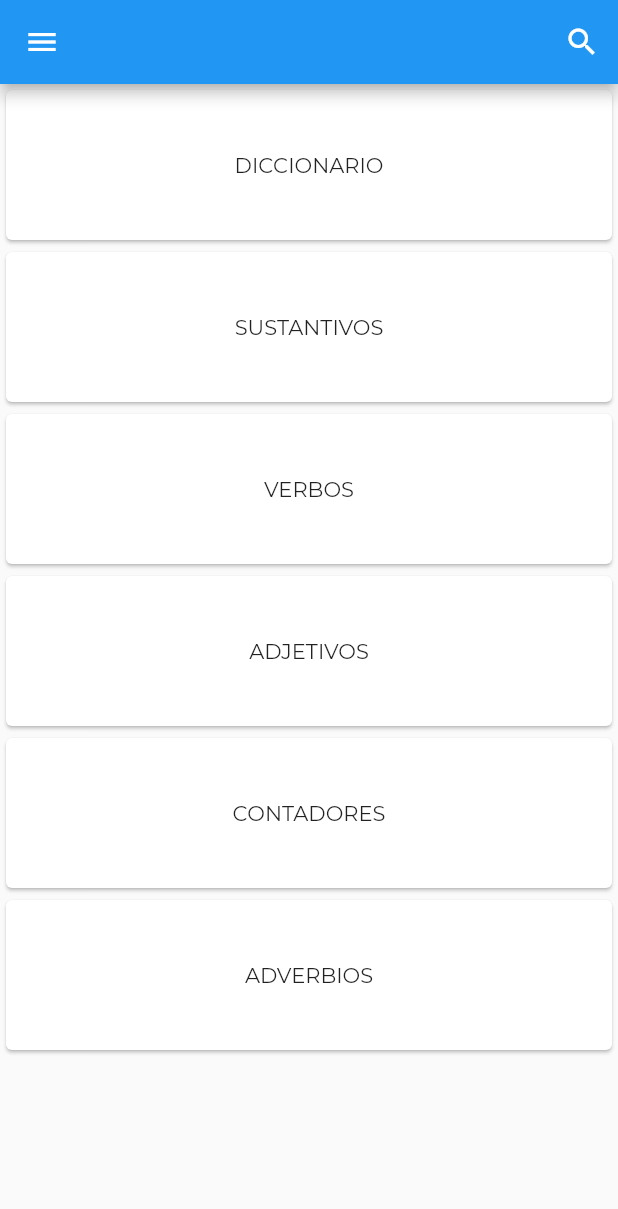
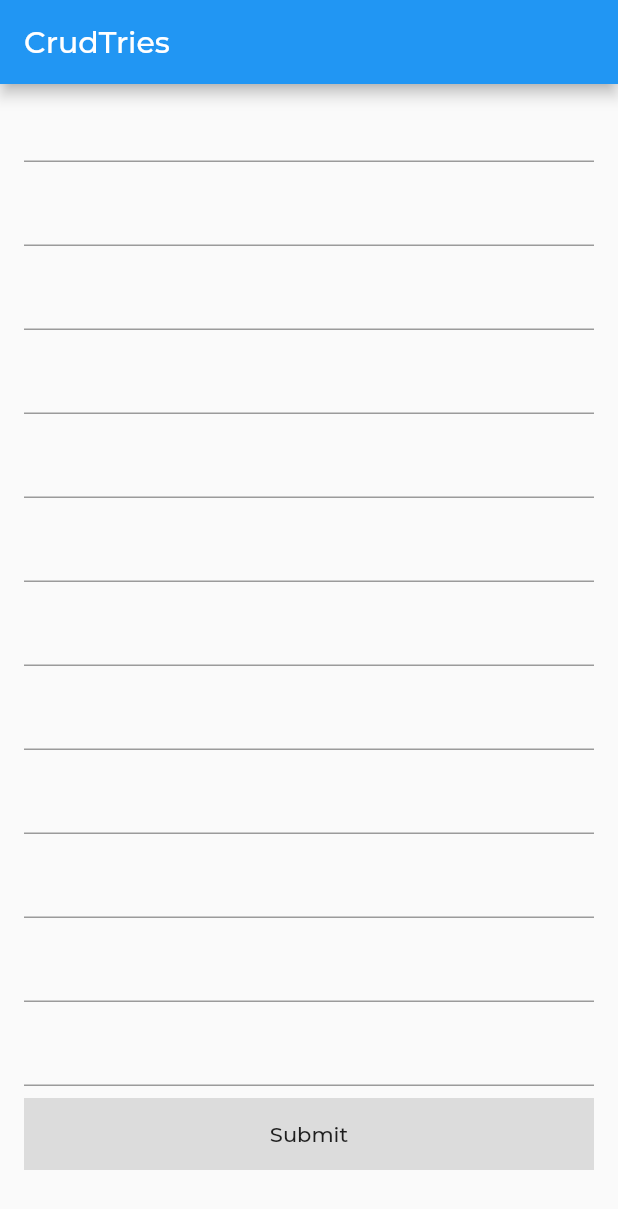
Before and after one commit to Waffulz/SakuraDictionary, a Flutter app: the screen it shows after launch, on a phone screen of 412 x 824 dp. Shown: the top 1209 px of the screen. Run offline on Flutter 3.47's test engine with Material 2 defaults, Android fonts, the phone set to English and light mode, and no system bars; drawn by our look-alikes of firebase_database.

```diff
--- a/sakura_jisho/lib/main.dart
+++ b/sakura_jisho/lib/main.dart
@@ -1,4 +1,6 @@
+
 import 'package:flutter/material.dart';
+import 'package:sakura_jisho/models/firestore.dart';
 import 'package:sakura_jisho/user_interface/dictionary_section/dictionary_screen.dart';
 import 'package:sakura_jisho/user_interface/logo/sakura_logo.dart';
 import 'package:sakura_jisho/user_interface/sections/filter_section.dart';
@@ -14,7 +16,7 @@ class SakuraApp extends StatelessWidget {
   Widget build(BuildContext context) {
     return new MaterialApp(
       title: 'Sakura',
-      home: new FilterSection(),
+      home: new CrudTries(),
       theme: ThemeData(
         fontFamily: 'Montserrat',
       ),
--- /dev/null
+++ b/sakura_jisho/lib/models/firestore.dart
@@ -0,0 +1,179 @@
+import 'package:firebase_database/firebase_database.dart';
+import 'package:firebase_database/ui/firebase_animated_list.dart';
+import 'package:flutter/material.dart';
+
+class Word {
+  String key;
+  String title;
+  String subtitle;
+
+  Word(this.title, this.subtitle);
+
+  Word.fromSnapshot(DataSnapshot snapshot)
+      : key = snapshot.key,
+        title = snapshot.value["title"],
+        subtitle = snapshot.value["subtitle"];
+
+  toJson() {
+    return {"title": title, "subtitle": subtitle};
+  }
+}
+
+class CrudTries extends StatefulWidget {
+  @override
+  _CrudTriesState createState() => _CrudTriesState();
+}
+
+class _CrudTriesState extends State<CrudTries> {
+  List<Word> words = List();
+  Word word;
+  final FirebaseDatabase database = FirebaseDatabase.instance;
+  final GlobalKey<FormState> formKey = GlobalKey<FormState>();
+  DatabaseReference databaseReference;
+
+  @override
+  void initState() {
+    super.initState();
+    word = new Word("", "");
+    databaseReference = database.reference().child("crud_tries");
+    databaseReference.onChildAdded.listen(_onEntryAdded);
+  }
+
+  @override
+  Widget build(BuildContext context) {
+    return Scaffold(
+      appBar: AppBar(
+        title: Text('CrudTries'),
+      ),
+      body: Column(
+        children: <Widget>[
+          Flexible(
+            flex: 0,
+            child: Form(
+              key: formKey,
+              child: Flex(
+                direction: Axis.vertical,
+                children: <Widget>[
+                  ListTile(
+                    title: TextFormField(
+                      onSaved: (val) => word.title = val,
+                      validator: (val) => val == "" ? val : null,
+                    ),
+                  ),
+                  ListTile(
+                    title: TextFormField(
+                      onSaved: (val) => word.subtitle = val,
+                      validator: (val) => val == "" ? val : null,
+                    ),
+                  ),
+                  ListTile(
+                    title: TextFormField(
+                      onSaved: (val) => word.subtitle = val,
+                      validator: (val) => val == "" ? val : null,
+                    ),
+                  ),
+                  ListTile(
+                    title: TextFormField(
+                      onSaved: (val) => word.subtitle = val,
+                      validator: (val) => val == "" ? val : null,
+                    ),
+                  ),
+                  ListTile(
+                    title: TextFormField(
+                      onSaved: (val) => word.subtitle = val,
+                      validator: (val) => val == "" ? val : null,
+                    ),
+                  ),
+                  ListTile(
+                    title: TextFormField(
+                      onSaved: (val) => word.subtitle = val,
+                      validator: (val) => val == "" ? val : null,
+                    ),
+                  ),
+                  ListTile(
+                    title: TextFormField(
+                      onSaved: (val) => word.subtitle = val,
+                      validator: (val) => val == "" ? val : null,
+                    ),
+                  ),
+                  ListTile(
+                    title: TextFormField(
+                      onSaved: (val) => word.subtitle = val,
+                      validator: (val) => val == "" ? val : null,
+                    ),
+                  ),
+                  ListTile(
+                    title: TextFormField(
+                      onSaved: (val) => word.subtitle = val,
+                      validator: (val) => val == "" ? val : null,
+                    ),
+                  ),
+                  ListTile(
+                    title: TextFormField(
+                      onSaved: (val) => word.subtitle = val,
+                      validator: (val) => val == "" ? val : null,
+                    ),
+                  ),
+                  ListTile(
+                    title: TextFormField(
+                      onSaved: (val) => word.subtitle = val,
+                      validator: (val) => val == "" ? val : null,
+                    ),
+                  ),
+                  ListTile(
+                    title: TextFormField(
+                      onSaved: (val) => word.subtitle = val,
+                      validator: (val) => val == "" ? val : null,
+                    ),
+                  ),
+                  ListTile(
+                    title: Container(
+                      color: Colors.black12,
+                      width: double.infinity,
+                      child: FlatButton(
+                        onPressed: () {
+                          handleSubmit();
+                        },
+                        child: Text('Submit'),
+                      ),
+                    ),
+                  ),
+                ],
+              ),
+            ),
+          ),
+          Flexible(
+            child: FirebaseAnimatedList(
+                query: databaseReference,
+                itemBuilder: (_, DataSnapshot snapshot,
+                    Animation<double> animation, int index) {
+                  return Card(
+                    child: ListTile(
+                      title: Text(words[index].title),
+                      subtitle: Text(words[index].subtitle),
+                    ),
+                  );
+                }
+            ),
+          )
+        ],
+      ),
+    );
+  }
+
+  void _onEntryAdded(Event event) {
+    setState(() {
+      words.add(Word.fromSnapshot(event.snapshot));
+    });
+  }
+
+  void handleSubmit() {
+    final FormState form = formKey.currentState;
+    if (form.validate()) {
+      form.save();
+      form.reset();
+      //save form data to database
+      databaseReference.push().set(word.toJson());
+    }
+  }
+}
--- a/sakura_jisho/lib/user_interface/sections/filter_section.dart
+++ b/sakura_jisho/lib/user_interface/sections/filter_section.dart
@@ -2,9 +2,8 @@ import 'package:flutter/material.dart';
 import 'package:sakura_jisho/user_interface/dictionary_section/dictionary_screen.dart';
 import 'package:sakura_jisho/user_interface/vocabulary/add_vocabulary.dart';
 import 'package:sakura_jisho/utils/routes.dart';
-import 'package:firebase_database/firebase_database.dart';
 
-final FirebaseDatabase database = FirebaseDatabase.instance;
+
 
 class FilterSection extends StatefulWidget {
   @override
--- a/sakura_jisho/pubspec.yaml
+++ b/sakura_jisho/pubspec.yaml
@@ -21,6 +21,7 @@ dependencies:
   # Use with the CupertinoIcons class for iOS style icons.
   cupertino_icons: ^0.1.2
   firebase_database: ^1.0.5
+
 
 dev_dependencies:
   flutter_test:
```
Also changed, not shown: sakura_jisho/lib/models/word_model.dart (+14 -14 lines), sakura_jisho/lib/user_interface/vocabulary/add_vocabulary.dart (+18 -16 lines), 1 other file.
